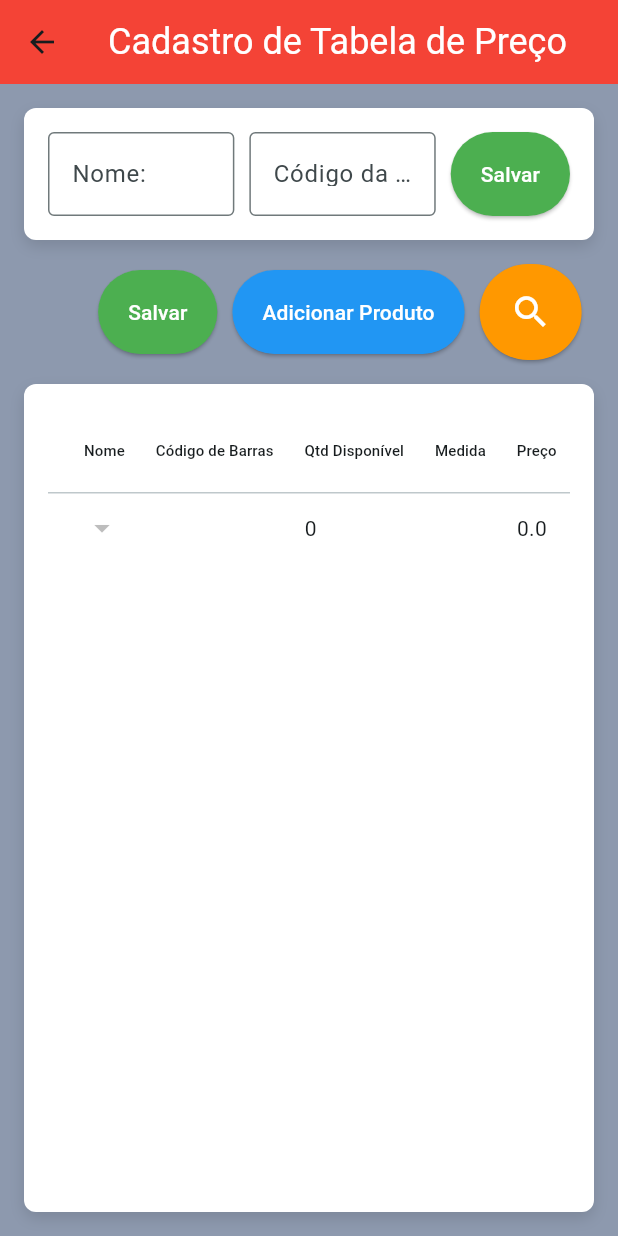
After one commit to Felp056/PointOfVenda, a Flutter app: the Cadastrodetabeladepreco screen opened directly, after a tap on "Adicionar Produto", on a phone screen of 412 x 824 dp. The commit adds this screen. Run offline on Flutter 3.47's test engine with Material 3 defaults, Android fonts, the phone set to English and light mode, and no system bars; our stand-ins replace google_fonts; missing offline and left inert: dart:ffi; network calls fail.

Commit message:
correção do back, alterações no front

```diff
--- a/Pov_Front/lib/afterLogin.dart
+++ b/Pov_Front/lib/afterLogin.dart
@@ -1,5 +1,6 @@
 import 'package:flutter/material.dart';
 import 'package:pov_web/pages/Cadastro/CadastroDeParticipante.dart';
+import 'package:pov_web/pages/Cadastro/CadastroDeTabelaDePreco.dart';
 import 'package:pov_web/widgets/dropMenu.dart';
 
 import 'pages/Cadastro/CadastroDeProduto.dart';
@@ -34,6 +35,9 @@ class _afterLogin extends State<afterLogin> {
             break;
           case "Produto":
             targetPage = Cadastrodeproduto(title: "Cadastro de Produto");
+          case "Tabela de Preço":
+            targetPage = Cadastrodetabeladepreco(title: "Cadastro de Tabela de Preço");
+            break;
           default:
             targetPage = afterLogin(title: "P.O.V");
             break;
--- a/Pov_Front/lib/pages/Cadastro/CadastroDeParticipante.dart
+++ b/Pov_Front/lib/pages/Cadastro/CadastroDeParticipante.dart
@@ -2,6 +2,7 @@ import 'dart:convert';
 import 'package:flutter/material.dart';
 import 'package:http/http.dart' as http;
 import 'package:pov_web/pages/Cadastro/CadastroDeProduto.dart';
+import 'package:pov_web/pages/Cadastro/CadastroDeTabelaDePreco.dart';
 import 'package:pov_web/widgets/dropMenu.dart';
 import 'package:pov_web/DataModels/Pariticipante.dart';
 import '../../afterLogin.dart';
@@ -68,6 +69,9 @@ class _CadastroParticipanteState extends State<CadastroParticipante> {
             break;
           case "Produto":
             targetPage = Cadastrodeproduto(title: "Cadastro de Produto");
+          case "Tabela de Preço":
+            targetPage = Cadastrodetabeladepreco(title: "Cadastro de Tabela de Preço");
+            break;
           default:
             targetPage = afterLogin(title: "P.O.V");
             break;
--- a/Pov_Front/lib/pages/Cadastro/CadastroDeProduto.dart
+++ b/Pov_Front/lib/pages/Cadastro/CadastroDeProduto.dart
@@ -4,6 +4,7 @@ import 'package:http/http.dart' as http;
 import 'package:pov_web/pages/Cadastro/CadastroDeParticipante.dart';
 import '../../afterLogin.dart';
 import '../../widgets/dropMenu.dart';
+import 'CadastroDeTabelaDePreco.dart';
 
 class Cadastrodeproduto extends StatefulWidget {
   Cadastrodeproduto({super.key, required this.title});
@@ -101,6 +102,7 @@ class _CadastrodeprodutoState extends State<Cadastrodeproduto> {
         "CodBarras": produto['CodBarras'].text,
         "QtdDisponivel": produto['QtdDisponivel'].text,
         "Medida": "",
+        "Preco": 0,
         "precos" : null
       };
 
@@ -168,6 +170,9 @@ class _CadastrodeprodutoState extends State<Cadastrodeproduto> {
             break;
           case "Produto":
             targetPage = Cadastrodeproduto(title: "Cadastro de Produto");
+            break;
+          case "Tabela de Preço":
+            targetPage = Cadastrodetabeladepreco(title: "Cadastro de Tabela de Preço");
             break;
           default:
             targetPage = afterLogin(title: "P.O.V");
--- /dev/null
+++ b/Pov_Front/lib/pages/Cadastro/CadastroDeTabelaDePreco.dart
@@ -0,0 +1,379 @@
+import 'dart:convert';
+import 'package:flutter/material.dart';
+import 'package:http/http.dart' as http;
+
+class Cadastrodetabeladepreco extends StatefulWidget {
+  Cadastrodetabeladepreco({super.key, required this.title});
+
+  final String title;
+
+  @override
+  State<Cadastrodetabeladepreco> createState() => _CadastrodetabeladeprecoState();
+}
+
+class _CadastrodetabeladeprecoState extends State<Cadastrodetabeladepreco> {
+  final TextEditingController nomeController = TextEditingController();
+  final TextEditingController codigoTabelaController = TextEditingController();
+  List<Map<String, dynamic>> precos = [];
+  List<Map<String, dynamic>> tabelasDePreco = []; // Lista para armazenar as tabelas de preço
+  List<Map<String, dynamic>> todosProdutos = []; // Lista para todos os produtos para dropdown
+  List<Map<String, dynamic>> produtosSelecionados = []; // Lista de produtos da tabela selecionada
+
+  // Carrega a lista de todos os produtos para o dropdown
+  Future<void> _carregarTodosProdutos() async {
+    final Uri url = Uri.parse("http://localhost:8080/api/produtos");
+    try {
+      final response = await http.get(url);
+      if (response.statusCode == 200) {
+        List<dynamic> data = json.decode(response.body);
+        setState(() {
+          todosProdutos = data.map((produto) => {
+            "idProduto": produto['idProduto'],
+            "Descricao": produto['Descricao']
+          }).toList();
+        });
+      } else {
+        print("Erro ao carregar produtos: ${response.statusCode}");
+      }
+    } catch (e) {
+      print("Erro na requisição: $e");
+    }
+  }
+
+  // Abre o popup de seleção de tabela de preço
+  void _mostrarPopupTabelasDePreco() async {
+    await _carregarTabelasDePreco();
+
+    showDialog(
+      context: context,
+      builder: (BuildContext context) {
+        return AlertDialog(
+          title: Text("Selecione uma Tabela de Preço"),
+          content: SizedBox(
+            width: double.maxFinite,
+            child: ListView.builder(
+              itemCount: tabelasDePreco.length,
+              itemBuilder: (BuildContext context, int index) {
+                final tabela = tabelasDePreco[index];
+                return ListTile(
+                  title: Text(tabela["nomeTabela"]),
+                  subtitle: Text("Código: ${tabela["codigoTabela"]}"),
+                  onTap: () {
+                    _carregarProdutos(tabela["codigoTabela"]);
+                    Navigator.of(context).pop();
+                  },
+                );
+              },
+            ),
+          ),
+        );
+      },
+    );
+  }
+
+  // Carrega as tabelas de preço disponíveis
+  Future<void> _carregarTabelasDePreco() async {
+    final Uri url = Uri.parse("http://localhost:8080/api/tabelasPreco");
+    try {
+      final response = await http.get(url);
+      if (response.statusCode == 200) {
+        List<dynamic> data = json.decode(response.body);
+        setState(() {
+          tabelasDePreco = data.map((item) {
+            return {
+              "codigoTabela": item['codigoTabela'],
+              "nomeTabela": item['nomeTabela'],
+            };
+          }).toList();
+        });
+      } else {
+        print("Erro ao carregar tabelas de preço: ${response.statusCode}");
+      }
+    } catch (e) {
+      print("Erro na requisição: $e");
+    }
+  }
+
+  // Carrega os produtos para a tabela de preço selecionada
+  Future<void> _carregarProdutos(int codigoTabela) async {
+    final Uri url = Uri.parse("http://localhost:8080/api/preco/$codigoTabela");
+    try {
+      final response = await http.get(url);
+      if (response.statusCode == 200) {
+        Map<String, dynamic> data = json.decode(response.body);
+
+        setState(() {
+          precos = (data['produto'] as List).map((produto) {
+            return {
+              "idProduto": produto['idProduto'],
+              "Descricao": produto['Descricao'],
+              "CodBarras": produto['CodBarras'],
+              "QtdDisponivel": produto['QtdDisponivel'] ?? 0,
+              "Medida": produto['Medida'] ?? "",
+              "Preco": data['Preco'] ?? 0.0,
+              "Promocao": data['Promocao'] ?? false,
+              "isSelected": false,
+            };
+          }).toList();
+        });
+      } else {
+        print("Erro ao carregar produtos da tabela: ${response.statusCode}");
+      }
+    } catch (e) {
+      print("Erro na requisição: $e");
+    }
+  }
+
+  // Adiciona uma nova linha para adicionar um produto
+  void _adicionarLinhaProduto() async {
+    if (todosProdutos.isEmpty) {
+      await _carregarTodosProdutos(); // Carrega todos os produtos para o dropdown
+    }
+
+    setState(() {
+      precos.add({
+        "idProduto": null,
+        "Descricao": null,
+        "CodBarras": "",
+        "QtdDisponivel": 0,
+        "Medida": "",
+        "Preco": 0.0,
+        "Promocao": false,
+        "isSelected": false,
+      });
+    });
+  }
+
+  // Remove o produto da tabela selecionada
+  void _removerProduto(int index) {
+    setState(() {
+      precos.removeAt(index);
+    });
+  }
+
+  // Salva a tabela de preço e seus produtos
+  Future<void> _AddTabelaDePreco() async {
+    final Uri url = Uri.parse("http://localhost:8080/api/tabelasPreco/salvar");
+    final tabelaPreco = {
+      "CodTabela": codigoTabelaController.text,
+      "NomeTabela": nomeController.text,
+      "produtos": null,
+      "Promocao": false
+    };
+
+    try {
+      final response = await http.post(
+        url,
+        headers: {"Content-Type": "application/json"},
+        body: json.encode(tabelaPreco),
+      );
+
+      if (response.statusCode == 201) {
+        print("Tabela de preço salva com sucesso!");
+      } else {
+        print("Erro ao salvar tabela de preço: ${response.statusCode}");
+      }
+    } catch (e) {
+      print("Erro ao enviar a requisição de salvamento: $e");
+    }
+  }
+
+
+  Future<void> _salvarTabelaDePreco() async {
+    final Uri url = Uri.parse("http://localhost:8080/api/tabelasPreco/salvar");
+
+    final tabelaPrecoData = {
+      "CodTabela": int.tryParse(codigoTabelaController.text) ?? 0,
+      "NomeTabela": nomeController.text,
+      "Promocao": false,  // ajuste conforme o tipo de dados para Promocao
+      "produtos": precos
+          .where((produto) => produto["idProduto"] != null)
+          .map((produto) => {
+        "idProduto": produto["idProduto"],
+        "Descricao": produto["Descricao"],
+        "CodBarras": produto["CodBarras"],
+        "QtdDisponivel": produto["QtdDisponivel"],
+        "Medida": produto["Medida"],
+        "Preco": produto["Preco"]
+      })
+          .toList(),
+    };
+
+    try {
+      final response = await http.post(
+        url,
+        headers: {"Content-Type": "application/json"},
+        body: json.encode(tabelaPrecoData),
+      );
+
+      if (response.statusCode == 201) {
+        print("Tabela de preço salva com sucesso!");
+      } else {
+        print("Erro ao salvar tabela de preço: ${response.statusCode}");
+      }
+    } catch (e) {
+      print("Erro ao enviar a requisição de salvamento: $e");
+    }
+  }
+
+  @override
+  Widget build(BuildContext context) {
+    double fontSize = MediaQuery.of(context).size.width >= 600 ? 16 : 10;
+
+    return Scaffold(
+      appBar: AppBar(
+        title: Text(
+          'Cadastro de Tabela de Preço',
+          style: TextStyle(color: Colors.white, fontSize: 24),
+        ),
+        backgroundColor: Colors.red,
+      ),
+      backgroundColor: Color(0xff8D99AE),
+      body: Padding(
+        padding: EdgeInsets.all(16),
+        child: Column(
+          children: [
+            Container(
+              width: MediaQuery.of(context).size.width *0.95,
+              padding: EdgeInsets.all(16),
+              decoration: BoxDecoration(
+                color: Colors.white,
+                borderRadius: BorderRadius.circular(8),
+                boxShadow: [
+                  BoxShadow(color: Colors.black12, blurRadius: 8, offset: Offset(0, 4)),
+                ],
+              ),
+              child: Row(
+                children: [
+                  Expanded(
+                    child: TextField(
+                      controller: nomeController,
+                      decoration: InputDecoration(labelText: 'Nome:', border: OutlineInputBorder()),
+                    ),
+                  ),
+                  SizedBox(width: 10),
+                  Expanded(
+                    child: TextField(
+                      controller: codigoTabelaController,
+                      decoration: InputDecoration(labelText: 'Código da Tabela:', border: OutlineInputBorder()),
+                    ),
+                  ),
+                  SizedBox(width: 10),
+                  ElevatedButton(
+                    onPressed: _AddTabelaDePreco,
+                    child: Text("Salvar", style: TextStyle(color: Colors.white)),
+                    style: ElevatedButton.styleFrom(backgroundColor: Colors.green, padding: EdgeInsets.symmetric(horizontal: 20, vertical: 18)),
+                  ),
+                ],
+              ),
+            ),
+            SizedBox(height: 16),
+
+            // Botões de ação para Salvar e Deletar
+            Row(
+              mainAxisAlignment: MainAxisAlignment.end,
+              children: [
+                ElevatedButton(
+                  onPressed: _salvarTabelaDePreco,
+                  child: Text("Salvar", style: TextStyle(color: Colors.white)),
+                  style: ElevatedButton.styleFrom(backgroundColor: Colors.green, padding: EdgeInsets.symmetric(horizontal: 20, vertical: 18)),
+                ),
+                SizedBox(width: 10),
+                ElevatedButton(
+                  onPressed: _adicionarLinhaProduto,
+                  child: Text("Adicionar Produto", style: TextStyle(color: Colors.white)),
+                  style: ElevatedButton.styleFrom(backgroundColor: Colors.blue, padding: EdgeInsets.symmetric(horizontal: 20, vertical: 18)),
+                ),
+                SizedBox(width: 10),
+                ElevatedButton(
+                  onPressed: _mostrarPopupTabelasDePreco,
+                  child: Icon(Icons.search, color: Colors.white, size: 28),
+                  style: ElevatedButton.styleFrom(
+                    backgroundColor: Colors.orange,
+                    padding: EdgeInsets.symmetric(horizontal: 20, vertical: 18),
+                  ),
+                ),
+                SizedBox(width: MediaQuery.of(context).size.width * 0.02)
+              ],
+            ),
+            SizedBox(height: 16),
+
+            // Tabela de produtos
+            Expanded(
+              child: Container(
+                padding: EdgeInsets.all(16),
+                width: MediaQuery.of(context).size.width *0.95,
+                decoration: BoxDecoration(
+                  color: Colors.white,
+                  borderRadius: BorderRadius.circular(8),
+                  boxShadow: [BoxShadow(color: Colors.black12, blurRadius: 8, offset: Offset(0, 4))],
+                ),
+                child: Column(
+                  children: [
+                    Expanded(
+                      child: SingleChildScrollView(
+                        scrollDirection: Axis.horizontal,
+                        child: DataTable(
+                          columnSpacing: MediaQuery.of(context).size.width * 0.05,
+                          headingRowHeight: 56,
+                          columns: [
+
+                            DataColumn(label: Text("Nome", style: TextStyle(fontSize: fontSize))),
+                            DataColumn(label: Text("Código de Barras", style: TextStyle(fontSize: fontSize))),
+                            DataColumn(label: Text("Qtd Disponível", style: TextStyle(fontSize: fontSize))),
+                            DataColumn(label: Text("Medida", style: TextStyle(fontSize: fontSize))),
+                            DataColumn(label: Text("Preço", style: TextStyle(fontSize: fontSize))),
+                            DataColumn(label: Text("Promoção", style: TextStyle(fontSize: fontSize))),
+                            DataColumn(label: Text("Ações", style: TextStyle(fontSize: fontSize))),
+                          ],
+                          rows: precos.asMap().entries.map((entry) {
+                            int index = entry.key;
+                            Map<String, dynamic> produto = entry.value;
+                            return DataRow(
+                              cells: [
+                                DataCell(
+                                  produto["idProduto"] == null
+                                      ? DropdownButton(
+                                    value: produto["Descricao"],
+                                    items: todosProdutos
+                                        .map((prod) => DropdownMenuItem(
+                                      value: prod["Descricao"],
+                                      child: Text(prod["Descricao"]),
+                                    ))
+                                        .toList(),
+                                    onChanged: (value) {
+                                      setState(() {
+                                        produto["Descricao"] = value;
+                                        produto["idProduto"] = todosProdutos.firstWhere((prod) => prod["Descricao"] == value)["idProduto"];
+                                      });
+                                    },
+                                  )
+                                      : Text(produto["Descricao"] ?? ""),
+                                ),
+                                DataCell(Text(produto["CodBarras"].toString())),
+                                DataCell(Text(produto["QtdDisponivel"].toString())),
+                                DataCell(Text(produto["Medida"])),
+                                DataCell(Text(produto["Preco"].toString())),
+                                DataCell(Text(produto["Promocao"] ? "Sim" : "Não")),
+                                DataCell(
+                                  IconButton(
+                                    icon: Icon(Icons.delete, color: Colors.red),
+                                    onPressed: () => _removerProduto(index),
+                                  ),
+                                ),
+                              ],
+                            );
+                          }).toList(),
+                        ),
+                      ),
+                    ),
+                  ],
+                ),
+              ),
+            ),
+          ],
+        ),
+      ),
+    );
+  }
+}
--- a/Pov_Front/lib/widgets/DataForm.dart
+++ b/Pov_Front/lib/widgets/DataForm.dart
@@ -133,7 +133,6 @@ class _DataformState extends State<Dataform> {
     );
   }
 
-  // Método para salvar os dados
   Future<void> _saveData() async {
     final Uri url = Uri.parse("http://localhost:8080/api/participante/atualizar?id=${id}");
     final Map<String, String> headers = {
```
Also changed, not shown: Pov_Front/lib/widgets/ProdFormDataToGrid.dart (added, +48 -0 lines), 4 other files.
